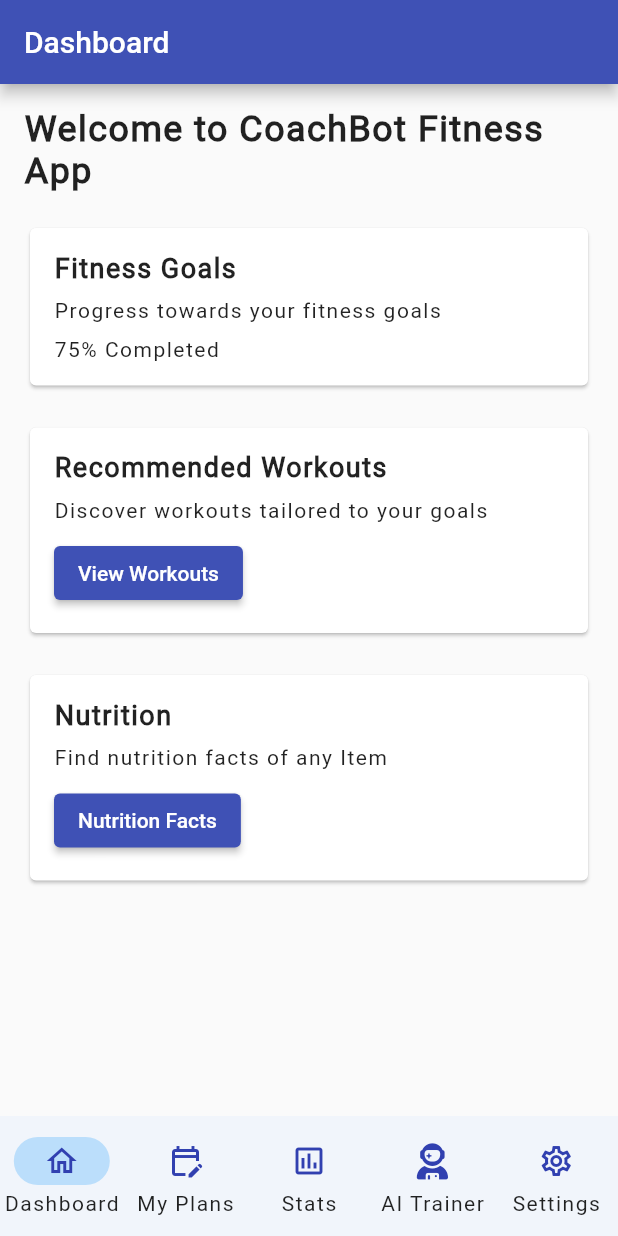
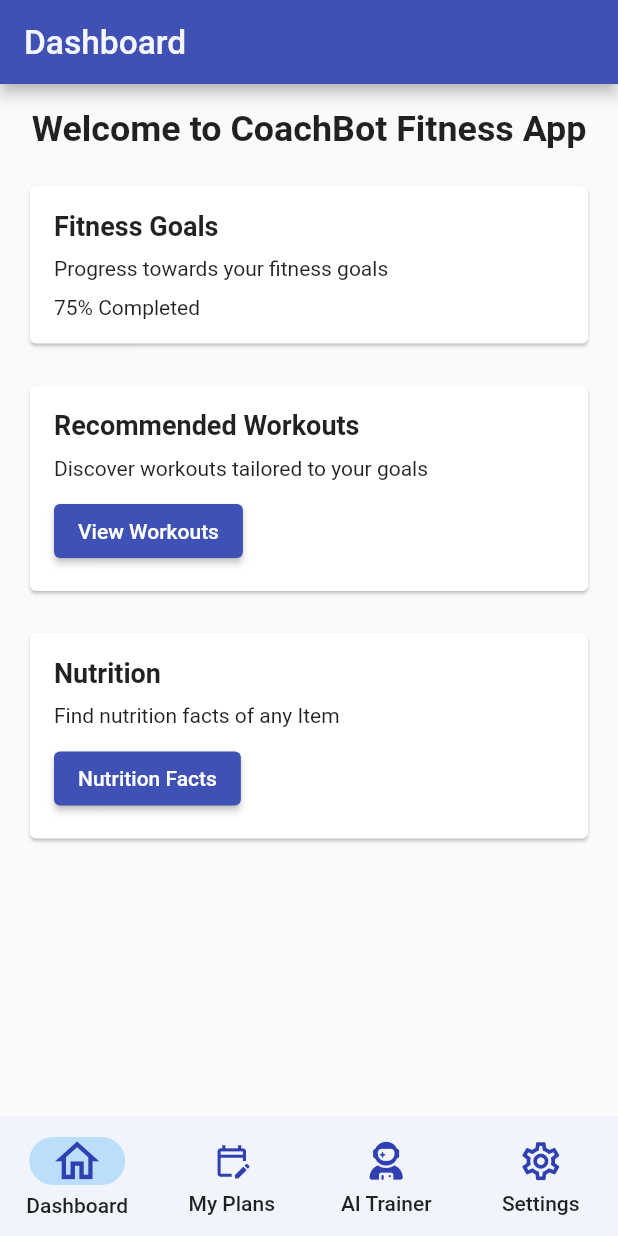
Before and after one commit to azamongithub/fyp_project, a Flutter app: the BottomNavBar screen opened by its route, on a phone screen of 412 x 824 dp. Run offline on Flutter 3.47's test engine with Material 2 defaults, Android fonts, the phone set to English and light mode, and no system bars; our stand-ins replace cloud_firestore, device_preview, firebase_auth, firebase_core, firebase_messaging, flutter_local_notifications and 4 more; accounts and stored records are empty.

Commit message:
22-11-23-03:34 AM

```diff
--- a/lib/constants/app_string_constants.dart
+++ b/lib/constants/app_string_constants.dart
@@ -11,14 +11,25 @@ abstract class AppStrings {
   static const String email = 'Email';
   static const String password = 'Password';
   static const String emptyEmail = 'Please enter your email';
-  static const String emptyPassword= 'Please enter your password';
-  static const String forgotPassword= 'Forgot Password?';
-  static const String loginButton= 'Login';
-  static const String signupButton= 'Sign Up';
-  static const String notMember= 'Not a member?';
-  static const String alreadyMember= 'Already a member?';
-  static const String registerNow= 'Register now';
-  static const String loginNow= 'Login now';
+  static const String emptyPassword = 'Please enter your password';
+  static const String forgotPassword = 'Forgot Password?';
+  static const String loginButton = 'Login';
+  static const String signupButton = 'Sign Up';
+  static const String notMember = 'Not a member?';
+  static const String alreadyMember = 'Already a member?';
+  static const String registerNow = 'Register now';
+  static const String loginNow = 'Login now';
+
+
+  //Dashboard Screen
+  //Bottom Nav Bar
+  static const String dashboard = 'Dashboard';
+  static const String myPlans = 'My Plans';
+  static const String settings = 'Settings';
+
+
+  static const String recommendedWorkouts = 'Recommended Workouts';
+
 
 
 
--- a/lib/res/component/bottom_nav_bar.dart
+++ b/lib/res/component/bottom_nav_bar.dart
@@ -1,8 +1,10 @@
+import 'package:CoachBot/constants/app_string_constants.dart';
+import 'package:CoachBot/theme/color_util.dart';
 import 'package:CoachBot/view/bottom_nav_tabs/ai_trainer_tab.dart';
 import 'package:CoachBot/view/bottom_nav_tabs/dashboard.dart';
-import 'package:CoachBot/view/bottom_nav_tabs/stats_tab.dart';
 import 'package:CoachBot/view/bottom_nav_tabs/plans_tab.dart';
 import 'package:flutter/material.dart';
+import 'package:flutter_screenutil/flutter_screenutil.dart';
 import 'package:font_awesome_flutter/font_awesome_flutter.dart';
 import '../../view/settings/settings_screen.dart';
 
@@ -18,9 +20,9 @@ class _BottomNavBarState extends State<BottomNavBar> {
   final screens = [
     Dashboard(),
     PlansTab(),
-    StatsTab(),
     AiTrainerTab(),
-    SettingsScreen(),
+    const SettingsScreen(),
+    // StatsTab(),
   ];
 
   @override
@@ -39,40 +41,37 @@ class _BottomNavBarState extends State<BottomNavBar> {
           child: NavigationBar(
             backgroundColor: const Color(0xFFf1f5fb),
             selectedIndex: index,
-            onDestinationSelected: (index) => setState(() => this.index = index),
-            destinations: const [
+            onDestinationSelected: (index) =>
+                setState(() => this.index = index),
+            destinations: [
               NavigationDestination(
-                // icon: Icon(FontAwesomeIcons.houseUser , color: Color(0xff3140b0), size: 20,),
-                icon: Icon(Icons.home_outlined, color: Color(0xff3140b0)),
-                label: 'Dashboard',
+                icon: Icon(Icons.home_outlined,
+                    color: ColorUtil.themeColor, size: 30.sp),
+                selectedIcon: Icon(Icons.home_outlined,
+                    color: ColorUtil.themeColor, size: 35.sp),
+                label: AppStrings.dashboard,
+                //selectedIcon: Icon(Icons.home_outlined, color: Color(0xff3140b0), ),
               ),
               NavigationDestination(
-                // icon: Icon(
-                //   FontAwesomeIcons.dumbbell,
-                //   color: Color(0xff3140b0),
-                //   size: 20,
-                // ),
-                icon:
-                    Icon(Icons.edit_calendar_outlined, color: Color(0xff3140b0)),
-                label: 'My Plans',
-              ),
-              // NavigationDestination(
-              //   icon: Icon(FontAwesomeIcons.utensils , color: Color(0xff3140b0)),
-              //   label: 'Meal',
-              // ),
-              NavigationDestination(
-                // icon: Icon(FontAwesomeIcons.chartLine, color: Color(0xff3140b0)),
-                icon: Icon(Icons.assessment_outlined , color: Color(0xff3140b0)),
-
-                label: 'Stats',
+                icon: Icon(Icons.edit_calendar_outlined,
+                    color: ColorUtil.themeColor, size: 25.sp),
+                selectedIcon: Icon(Icons.edit_calendar_outlined,
+                    color: ColorUtil.themeColor, size: 30.sp),
+                label: AppStrings.myPlans,
               ),
               NavigationDestination(
-                icon: Icon(FontAwesomeIcons.userAstronaut, color: Color(0xff3140b0)),
+                icon: Icon(FontAwesomeIcons.userAstronaut,
+                    color: ColorUtil.themeColor, size: 25.sp),
+                selectedIcon: Icon(FontAwesomeIcons.userAstronaut,
+                    color: ColorUtil.themeColor, size: 30.sp),
                 label: 'AI Trainer',
               ),
               NavigationDestination(
-                icon: Icon(Icons.settings_outlined, color: Color(0xff3140b0)),
-                label: 'Settings',
+                icon: Icon(Icons.settings_outlined,
+                    color: ColorUtil.themeColor, size: 30.sp),
+                selectedIcon: Icon(Icons.settings_outlined,
+                    color: ColorUtil.themeColor, size: 35.sp),
+                label: AppStrings.settings,
               ),
             ],
           ),
@@ -81,7 +80,7 @@ class _BottomNavBarState extends State<BottomNavBar> {
     );
   }
 }
-// //
+
 // class BottomNavBar extends StatefulWidget {
 //   const BottomNavBar({Key? key}) : super(key: key);
 //
@@ -96,7 +95,6 @@ class _BottomNavBarState extends State<BottomNavBar> {
 //     return [
 //       Dashboard(),
 //       PlansTab(),
-//       StatsTab(),
 //       AiTrainerTab(),
 //       const SettingsScreen(),
 //     ];
@@ -113,19 +111,12 @@ class _BottomNavBarState extends State<BottomNavBar> {
 //          //     color: Colors.white),
 //       ),
 //       PersistentBottomNavBarItem(
+//
 //         title: ("My Plan" ),
 //         activeColorPrimary: Colors.indigo,
 //         icon: const Icon(Icons.calendar_month_outlined,
 //           color: Color(0xff3140b0)),
 //         // inactiveIcon: const Icon(FontAwesomeIcons.calendarDays ,
-//         //     color: Colors.white),
-//       ),
-//       PersistentBottomNavBarItem(
-//         title: ("My Progress" ),
-//         activeColorPrimary: Colors.indigo,
-//         icon: const Icon(Icons.bar_chart ,
-//             color: Color(0xff3140b0)),
-//         // inactiveIcon: const Icon(FontAwesomeIcons.chartLine ,
 //         //     color: Colors.white),
 //       ),
 //       PersistentBottomNavBarItem(
@@ -156,12 +147,12 @@ class _BottomNavBarState extends State<BottomNavBar> {
 //       screens: _buildScreen(),
 //       items: _navBarTabs(),
 //       controller: controller,
-//       backgroundColor: Colors.indigo.shade100,
+//       //backgroundColor: Colors.indigo.shade100,
 //       //Color(0xFFf1f5fb),
 //       decoration: NavBarDecoration(
+//
 //         borderRadius: BorderRadius.circular(1),
 //       ),
 //     );
 //   }
 // }
-//
--- a/lib/theme/color_util.dart
+++ b/lib/theme/color_util.dart
@@ -5,6 +5,7 @@ import 'package:flutter/material.dart';
 abstract class ColorUtil {
 
   static Color titleColor = const Color(0xff203142);
+  static Color subTitleColor = Colors.grey;
   static Color blackColor = const Color(0xff000000);
   static Color whiteColor = const Color(0xffF6F6FA);
   static Color themeColor = const Color(0xff3140b0);
--- a/lib/theme/text_style_util.dart
+++ b/lib/theme/text_style_util.dart
@@ -1,27 +1,26 @@
-// import 'package:flutter/material.dart';
-// import 'package:flutter_screenutil/flutter_screenutil.dart';
-// import 'color_util.dart';
-//
-// class textStyleUtil {
-//
-//   // Optional Values
-//
-//   static TextStyle customText30(Color? color, {FontWeight? fontWeight} {FontFamily? fontFamily}) {
-//     return TextStyle(
-//       fontStyle: FontStyle.normal,
-//       fontSize: 30.sp,
-//       fontWeight: fontWeight,
-//       fontFamily: 'Roboto',
-//       color: color ?? ColorUtil.smallText,
-//     );
-//   }
-// }
 import 'package:flutter/material.dart';
+import 'package:flutter_screenutil/flutter_screenutil.dart';
 import 'color_util.dart';
 
 class MyTextStyle {
 
-  static TextStyle customTitleStyle({
+  //For AppBar
+  static TextStyle appBarStyle({
+    Color? color,
+    FontWeight? fontWeight,
+    String? fontFamily,
+    double? fontSize,
+  }) {
+    return TextStyle(
+      color: ColorUtil.whiteColor,
+      fontSize: 22.sp,
+      //fontWeight: FontWeight.bold,
+    );
+  }
+
+
+  //For Heading 1 Text
+  static TextStyle headingStyle32({
     Color? color,
     FontWeight? fontWeight,
     String? fontFamily,
@@ -29,12 +28,45 @@ class MyTextStyle {
   }) {
     return TextStyle(
       color: ColorUtil.titleColor,
-      fontSize: fontSize,
+      fontSize: 32.sp,
       fontWeight: FontWeight.bold,
     );
   }
 
-  static TextStyle customTextStyle({
+
+  //For Title Text
+  static TextStyle titleStyle20({
+    Color? color,
+    FontWeight? fontWeight,
+    String? fontFamily,
+    double? letterSpacing,
+    //double? fontSize,
+  }) {
+    return TextStyle(
+      fontSize: 20.sp,
+      color: ColorUtil.titleColor,
+      fontWeight: fontWeight,
+      fontFamily: fontFamily,
+      letterSpacing: letterSpacing,
+    );
+  }
+
+  //For Sub Title Text
+  static TextStyle subTitleStyle14({
+    Color? color,
+    FontWeight? fontWeight,
+    String? fontFamily,
+    double? fontSize,
+  }) {
+    return TextStyle(
+      color: ColorUtil.subTitleColor,
+      fontSize: 14.sp,
+      fontWeight: fontWeight,
+    );
+  }
+
+  //For text 16
+  static TextStyle textStyle16({
     Color? color,
     FontWeight? fontWeight,
     String? fontFamily,
@@ -42,16 +74,54 @@ class MyTextStyle {
   }) {
     return TextStyle(
       color: ColorUtil.titleColor,
-      fontSize: fontSize,
-      fontWeight: FontWeight.bold,
+      fontSize: 16.sp,
+      fontWeight: fontWeight,
     );
   }
 
+  //For text 18
+  static TextStyle textStyle18({
+    Color? color,
+    FontWeight? fontWeight,
+    String? fontFamily,
+    double? fontSize,
+  }) {
+    return TextStyle(
+      color: ColorUtil.titleColor,
+      fontSize: 18.sp,
+      fontWeight: fontWeight,
+    );
+  }
 
+  //For text 24
+  static TextStyle textStyle24({
+    Color? color,
+    FontWeight? fontWeight,
+    String? fontFamily,
+    double? fontSize,
+  }) {
+    return TextStyle(
+      color: ColorUtil.titleColor,
+      fontSize: 24.sp,
+      fontWeight: fontWeight,
+    );
+  }
 
-
-
+  //For Custom Text
+  static TextStyle customTextStyle({
+    Color? color,
+    double? fontSize,
+    FontWeight? fontWeight,
+    String? fontFamily,
+    double? letterSpacing,
+    //double? fontSize,
+  }) {
+    return TextStyle(
+      fontSize: fontSize,
+      color: ColorUtil.titleColor,
+      fontWeight: fontWeight,
+      fontFamily: fontFamily,
+      letterSpacing: letterSpacing,
+    );
+  }
 }
-
-// Example usage:
-// TextStyle myTextStyle = MyTextStyle.customText30(Colors.black, fontWeight: FontWeight.bold, fontFamily: 'YourCustomFont');
--- a/lib/view/bottom_nav_tabs/dashboard.dart
+++ b/lib/view/bottom_nav_tabs/dashboard.dart
@@ -1,4 +1,6 @@
+import 'package:CoachBot/constants/app_string_constants.dart';
 import 'package:CoachBot/notifications_services/notifications_services.dart';
+import 'package:CoachBot/theme/text_style_util.dart';
 import 'package:cloud_firestore/cloud_firestore.dart';
 import 'package:flutter/foundation.dart';
 import 'package:flutter/material.dart';
@@ -44,7 +46,10 @@ class _DashboardState extends State<Dashboard> {
 
     return Scaffold(
       appBar: AppBar(
-        title: const Text('Dashboard'),
+        title: Text(
+          AppStrings.dashboard,
+          style: MyTextStyle.appBarStyle(),
+        ),
         automaticallyImplyLeading: false,
         // actions: [
         //   ElevatedButton.icon(
@@ -460,7 +465,7 @@ class _DashboardState extends State<Dashboard> {
                     crossAxisAlignment: CrossAxisAlignment.start,
                     children: [
                       const Text(
-                        'Recommended Workouts',
+                        AppStrings.recommendedWorkouts,
                         style: TextStyle(
                           fontSize: 18,
                           fontWeight: FontWeight.bold,
@@ -505,7 +510,8 @@ class _DashboardState extends State<Dashboard> {
                           Navigator.push(
                             context,
                             MaterialPageRoute(
-                                builder: (context) => FindNutritionFactsScreen()),
+                                builder: (context) =>
+                                    FindNutritionFactsScreen()),
                           );
                         },
                         child: const Text('Nutrition Facts'),
--- a/lib/view/login/login_screen.dart
+++ b/lib/view/login/login_screen.dart
@@ -58,9 +58,7 @@ class _LoginFormState extends State<LoginForm> {
                   Center(
                       child: Text(
                     AppStrings.login,
-                    style: MyTextStyle.customTitleStyle(
-                      fontSize: 30.sp,
-                    ),
+                    style: MyTextStyle.headingStyle32(),
                   )),
                   SizedBox(height: 30.h),
                   Form(
--- a/lib/view/signup/signup_screen.dart
+++ b/lib/view/signup/signup_screen.dart
@@ -65,9 +65,7 @@ class _SignupFormState extends State<SignupForm> {
                         Center(
                             child: Text(
                               AppStrings.signup,
-                              style: MyTextStyle.customTitleStyle(
-                                fontSize: 30.sp,
-                              ),
+                              style: MyTextStyle.headingStyle32(),
                             )),
                         SizedBox(height: 15.h),
                         Form(
```
Also changed, not shown: lib/appWidget.dart (+11 -11 lines), lib/view/all_meal_plans/meal_plan_days_screen.dart (+21 -9 lines), lib/view/all_meal_plans/meal_plan_details_screen.dart (+42 -33 lines), lib/view/profile_form/profile_form.dart (+12 -9 lines).
